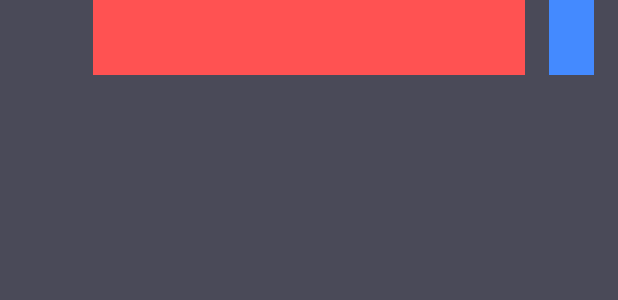
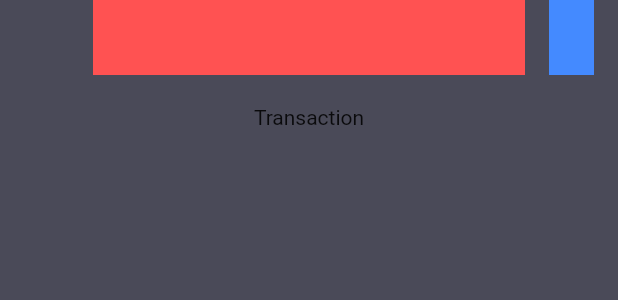
Before and after one commit to Tosin8/sidemenu_dashboard, a Flutter app: what dashboard() shows on an empty page, opened directly, on a phone screen of 412 x 824 dp. Shown: the part 342-642 px from the top of the screen. Run offline on Flutter 3.47's test engine with Material 2 defaults, Android fonts, the phone set to English and light mode, and no system bars.

Commit message:
Update dashboard_menu.dart

```diff
--- a/lib/widgets/dashboard_menu.dart
+++ b/lib/widgets/dashboard_menu.dart
@@ -108,7 +108,10 @@ class _dashboardState extends State<dashboard>
                         ),
                       ],
                     ),
-                  )
+                  ),
+                  const SizedBox(height: 20),
+                  const Text('Transaction'),
+                  const SizedBox(height: 5),
                 ],
               ),
             )),
```
